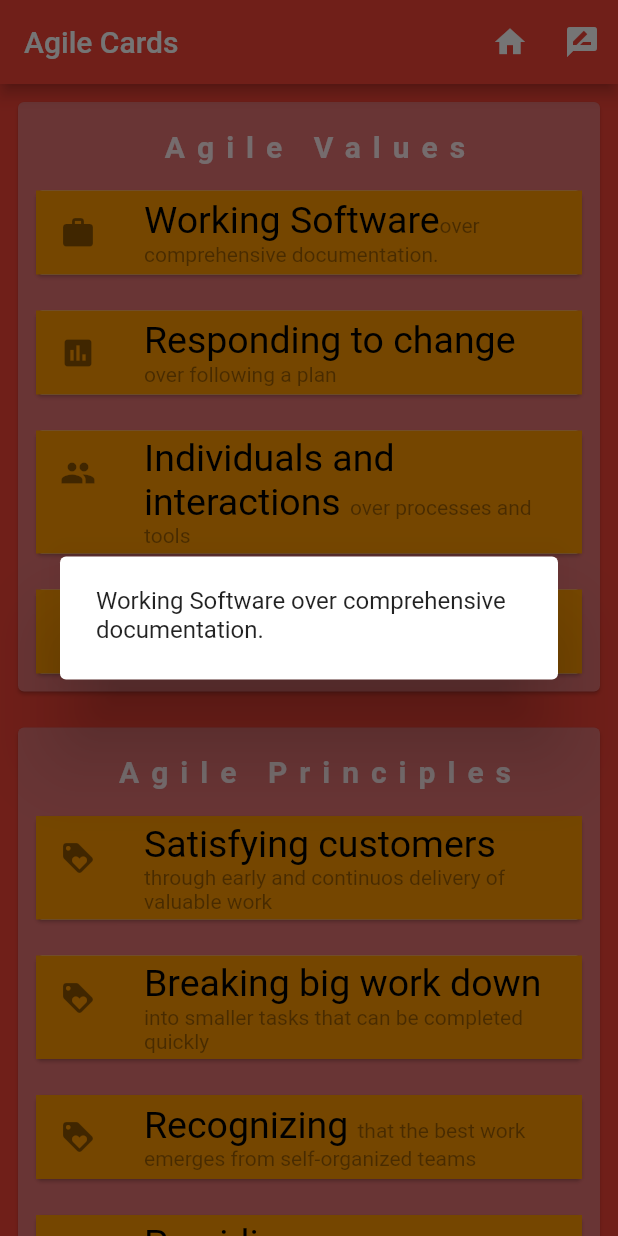
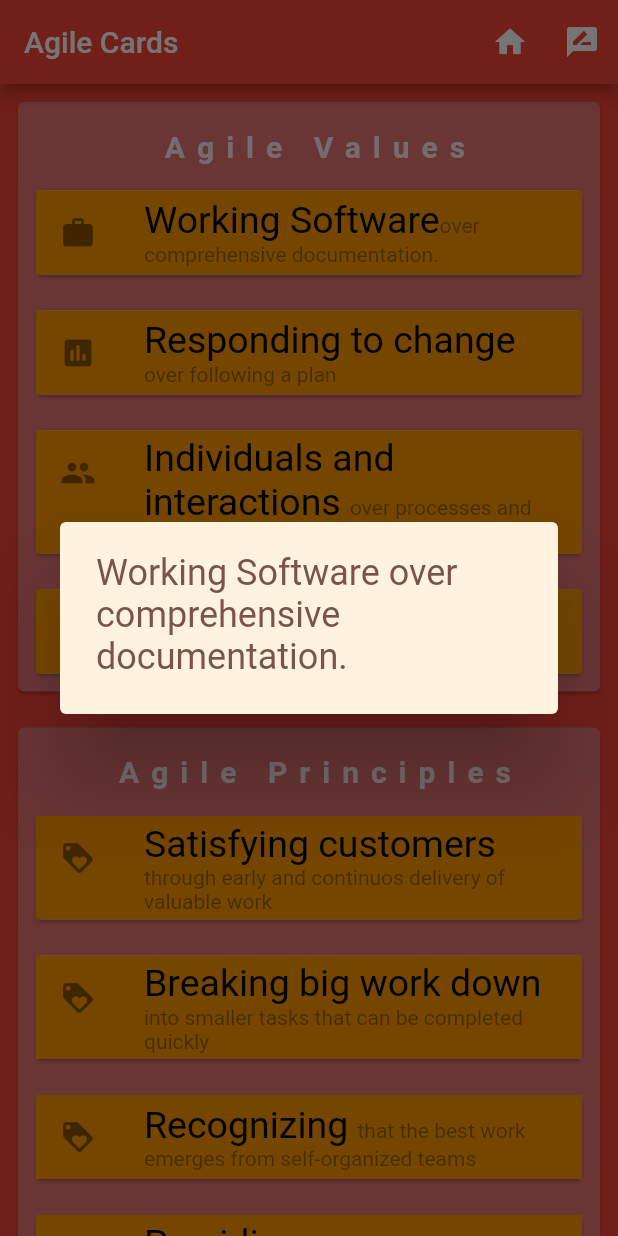
Before and after one commit to ammanath/agileCards, a Flutter app: the screen it shows after launch, after a tap on an icon or button, on a phone screen of 412 x 824 dp. Run offline on Flutter 3.47's test engine with Material 2 defaults, Android fonts, the phone set to English and light mode, and no system bars; our stand-ins replace animated_text_kit; Roboto replaces fonts that are missing (Segoe UI).

Commit message:
Added animation to the dialog box text

```diff
--- a/lib/agileCard.dart
+++ b/lib/agileCard.dart
@@ -1,6 +1,6 @@
 import 'package:agile_cards/dataText.dart';
 import 'package:flutter/material.dart';
-
+import 'package:animated_text_kit/animated_text_kit.dart';
 
 class AgileCard extends StatelessWidget {
   const AgileCard({
@@ -27,32 +27,27 @@ class AgileCard extends StatelessWidget {
                   text: dataText.primaryText,
                   style: TextStyle(fontSize: 25, color: Colors.black),
                   children: getSecondaryText(secondaryStyle, dataText),
-
                 ),
               ),
-        onTap: () =>{
-          showDialog(context: context,
-          builder:(context){
-            return AlertDialog(
-              //title:Text("Value"),
-              content:Text("${dataText.primaryText} ${dataText.secondaryText}"),
-            );
-          }
-          ),
-
-        }
-      ),
+              onTap: () => {
+                    showDialog(
+                        context: context,
+                        builder: (context) {
+                          return PopUpTextDisplay(dataText: dataText);
+                        }),
+                  }),
           color: Colors.orange,
         ),
       ),
     );
   }
 
-  List<InlineSpan> getSecondaryText(TextStyle secondaryStyle,DataText dataText1) {
-   return dataText1.textList.map((elt)=>(TextSpan(
-                      text: elt,
-                      style: secondaryStyle))).toList()..removeAt(0);
-
+  List<InlineSpan> getSecondaryText(
+      TextStyle secondaryStyle, DataText dataText1) {
+    return dataText1.textList
+        .map((elt) => (TextSpan(text: elt, style: secondaryStyle)))
+        .toList()
+          ..removeAt(0);
 
     // return <InlineSpan>[
     //               TextSpan(
@@ -61,3 +56,33 @@ class AgileCard extends StatelessWidget {
     //         ];
   }
 }
+
+class PopUpTextDisplay extends StatelessWidget {
+  const PopUpTextDisplay({
+    Key key,
+    @required this.dataText,
+  }) : super(key: key);
+
+  final DataText dataText;
+
+  @override
+  Widget build(BuildContext context) {
+    return AlertDialog(
+        //title:Text("Value"),
+        backgroundColor: Colors.orange[50],
+        content: TypewriterAnimatedTextKit(
+          text: ["${dataText.primaryText} ${dataText.secondaryText}"],
+          totalRepeatCount: 4,
+          pause: Duration(milliseconds: 1000),
+          textStyle: TextStyle(
+            fontSize: 24.0,
+            fontWeight: FontWeight.normal, //fontStyle: FontStyle.italic,
+            fontFamily: "Segoe UI",
+            backgroundColor: Colors.orange[50],
+            color: Colors.brown,
+          ),
+          displayFullTextOnTap: true,
+          stopPauseOnTap: true,
+        ));
+  }
+}
--- a/pubspec.yaml
+++ b/pubspec.yaml
@@ -28,6 +28,7 @@ dependencies:
   # The following adds the Cupertino Icons font to your application.
   # Use with the CupertinoIcons class for iOS style icons.
   cupertino_icons: ^0.1.3
+  animated_text_kit: ^2.0.0
 
 dev_dependencies:
   flutter_test:
```
Also changed, not shown: pubspec.lock. Lines whose indentation alone changed are shown as unchanged.
